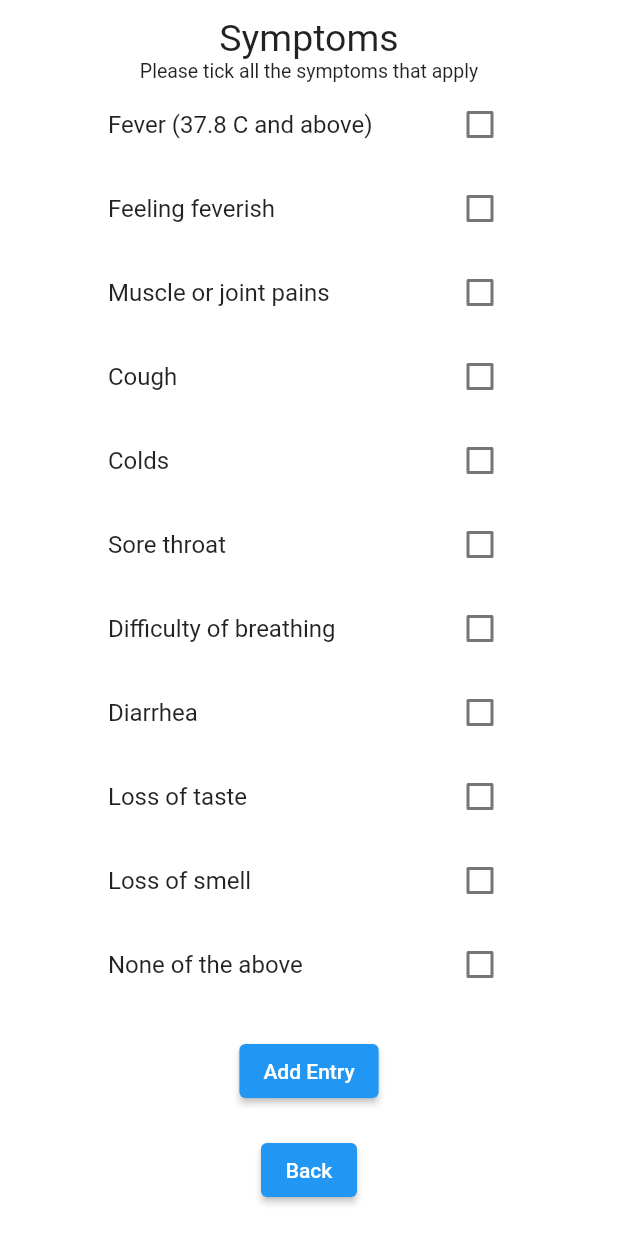
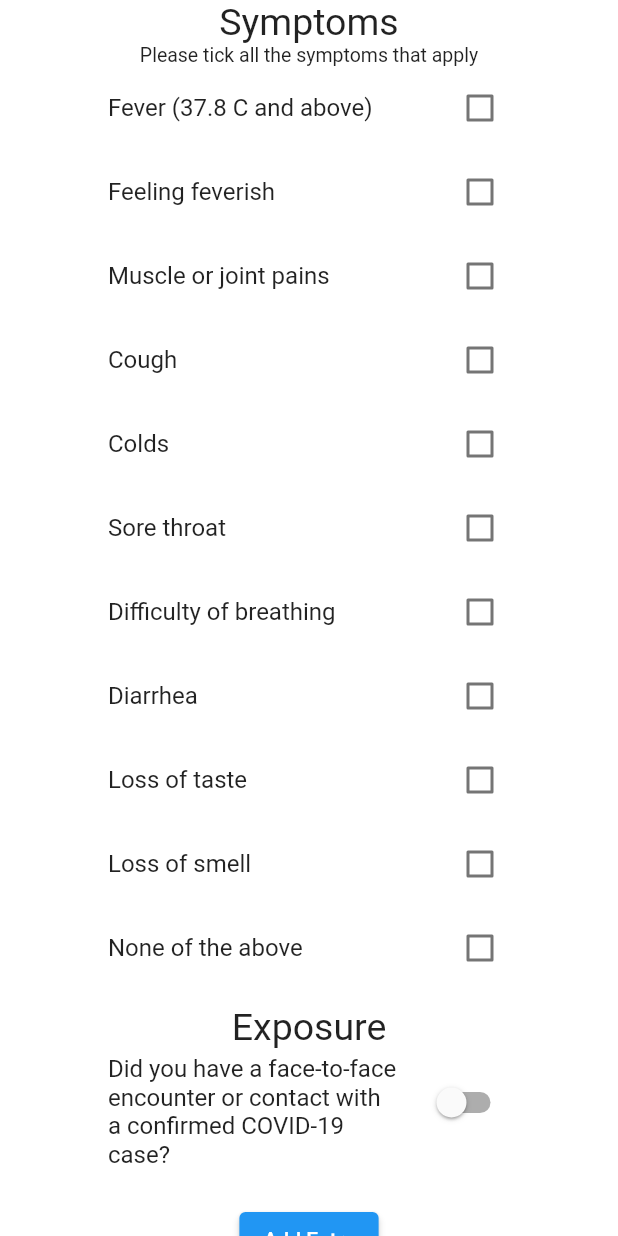
Before and after one commit to CMSC-23-2nd-Sem-2022-2023/project-atienza_iloso_natividad_taag, a Flutter app: the screen it shows after launch, on a phone screen of 412 x 824 dp. Run offline on Flutter 3.47's test engine with Material 2 defaults, Android fonts, the phone set to English and light mode, and no system bars; our stand-ins replace cloud_firestore, firebase_auth, firebase_core; accounts and stored records are empty.

Commit message:
feat: added exposure entry for add entry page

```diff
--- a/lib/screens/add_entry_page.dart
+++ b/lib/screens/add_entry_page.dart
@@ -209,6 +209,23 @@ class _AddEntryPageState extends State<AddEntryPage> {
                             });
                           },
                         ),
+                        const SizedBox(
+                          height: 10,
+                        ),
+                        const Text(
+                          "Exposure",
+                          textAlign: TextAlign.center,
+                          style: TextStyle(fontSize: 25),
+                        ),
+                        SwitchListTile(
+                            title: const Text(
+                                'Did you have a face-to-face encounter or contact with a confirmed COVID-19 case?'),
+                            value: addEntryMap["isExposed"],
+                            onChanged: (bool value) {
+                              setState(() {
+                                addEntryMap["isExposed"] = value;
+                              });
+                            }),
                       ],
                     ),
                   ),
```
